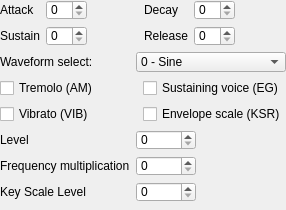
Wohlstand/OPL3BankEditor, file src/operator_editor.ui: the form before one commit.
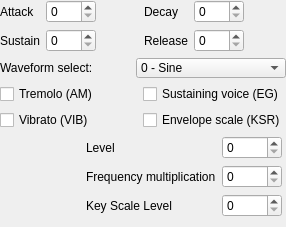
The form after the commit. Icons and pictures are not drawn.

Commit message: Tune out the UI look on macOS

What changed in the file:
```diff
--- a/src/operator_editor.ui
+++ b/src/operator_editor.ui
@@ -7,13 +7,16 @@
     <x>0</x>
     <y>0</y>
     <width>286</width>
-    <height>210</height>
+    <height>227</height>
    </rect>
   </property>
   <property name="windowTitle">
    <string notr="true">Operator</string>
   </property>
   <layout class="QVBoxLayout" name="verticalLayout">
+   <property name="sizeConstraint">
+    <enum>QLayout::SetMinimumSize</enum>
+   </property>
    <property name="leftMargin">
     <number>0</number>
    </property>
@@ -28,6 +31,9 @@
    </property>
    <item>
     <layout class="QGridLayout" name="gridLayout_2">
+     <property name="sizeConstraint">
+      <enum>QLayout::SetMinimumSize</enum>
+     </property>
      <item row="0" column="0">
       <widget class="QLabel" name="label_7">
        <property name="toolTip">
@@ -40,10 +46,16 @@
      </item>
      <item row="0" column="1">
       <widget class="QSpinBox" name="op_attack">
-       <property name="maximumSize">
+       <property name="sizePolicy">
+        <sizepolicy hsizetype="Preferred" vsizetype="Fixed">
+         <horstretch>0</horstretch>
+         <verstretch>0</verstretch>
+        </sizepolicy>
+       </property>
+       <property name="minimumSize">
         <size>
-         <width>60</width>
-         <height>20</height>
+         <width>50</width>
+         <height>0</height>
         </size>
        </property>
        <property name="toolTip">
@@ -66,10 +78,16 @@
      </item>
      <item row="0" column="4">
       <widget class="QSpinBox" name="op_decay">
-       <property name="maximumSize">
+       <property name="sizePolicy">
+        <sizepolicy hsizetype="Preferred" vsizetype="Fixed">
+         <horstretch>0</horstretch>
+         <verstretch>0</verstretch>
+        </sizepolicy>
+       </property>
+       <property name="minimumSize">
         <size>
-         <width>60</width>
-         <height>20</height>
+         <width>50</width>
+         <height>0</height>
         </size>
        </property>
        <property name="toolTip">
@@ -92,10 +110,16 @@
      </item>
      <item row="1" column="1">
       <widget class="QSpinBox" name="op_sustain">
-       <property name="maximumSize">
+       <property name="sizePolicy">
+        <sizepolicy hsizetype="Preferred" vsizetype="Fixed">
+         <horstretch>0</horstretch>
+         <verstretch>0</verstretch>
+        </sizepolicy>
+       </property>
+       <property name="minimumSize">
         <size>
-         <width>60</width>
-         <height>20</height>
+         <width>50</width>
+         <height>0</height>
         </size>
        </property>
        <property name="toolTip">
@@ -118,10 +142,16 @@
      </item>
      <item row="1" column="4">
       <widget class="QSpinBox" name="op_release">
-       <property name="maximumSize">
+       <property name="sizePolicy">
+        <sizepolicy hsizetype="Preferred" vsizetype="Fixed">
+         <horstretch>0</horstretch>
+         <verstretch>0</verstretch>
+        </sizepolicy>
+       </property>
+       <property name="minimumSize">
         <size>
-         <width>60</width>
-         <height>20</height>
+         <width>50</width>
+         <height>0</height>
         </size>
        </property>
        <property name="toolTip">
@@ -162,6 +192,9 @@
    </item>
    <item>
     <layout class="QHBoxLayout" name="horizontalLayout_5">
+     <property name="sizeConstraint">
+      <enum>QLayout::SetMinimumSize</enum>
+     </property>
      <item>
       <widget class="QLabel" name="label_11">
        <property name="toolTip">
@@ -267,6 +300,9 @@
    </item>
    <item>
     <layout class="QGridLayout" name="gridLayout_8">
+     <property name="sizeConstraint">
+      <enum>QLayout::SetMinimumSize</enum>
+     </property>
      <item row="0" column="0">
       <widget class="QCheckBox" name="op_am">
        <property name="maximumSize">
@@ -335,6 +371,18 @@
    </item>
    <item>
     <layout class="QFormLayout" name="formLayout_2">
+     <property name="sizeConstraint">
+      <enum>QLayout::SetMinimumSize</enum>
+     </property>
+     <property name="formAlignment">
+      <set>Qt::AlignRight|Qt::AlignTop|Qt::AlignTrailing</set>
+     </property>
+     <property name="leftMargin">
+      <number>0</number>
+     </property>
+     <property name="rightMargin">
+      <number>10</number>
+     </property>
      <item row="0" column="0">
       <widget class="QLabel" name="label_29">
        <property name="toolTip">
@@ -347,10 +395,22 @@
      </item>
      <item row="0" column="1">
       <widget class="QSpinBox" name="op_level">
+       <property name="sizePolicy">
+        <sizepolicy hsizetype="Preferred" vsizetype="Fixed">
+         <horstretch>0</horstretch>
+         <verstretch>0</verstretch>
+        </sizepolicy>
+       </property>
+       <property name="minimumSize">
+        <size>
+         <width>50</width>
+         <height>0</height>
+        </size>
+       </property>
        <property name="maximumSize">
         <size>
          <width>60</width>
-         <height>20</height>
+         <height>16777215</height>
         </size>
        </property>
        <property name="toolTip">
@@ -373,10 +433,22 @@
      </item>
      <item row="1" column="1">
       <widget class="QSpinBox" name="op_freqmult">
+       <property name="sizePolicy">
+        <sizepolicy hsizetype="Preferred" vsizetype="Fixed">
+         <horstretch>0</horstretch>
+         <verstretch>0</verstretch>
+        </sizepolicy>
+       </property>
+       <property name="minimumSize">
+        <size>
+         <width>50</width>
+         <height>0</height>
+        </size>
+       </property>
        <property name="maximumSize">
         <size>
          <width>60</width>
-         <height>20</height>
+         <height>16777215</height>
         </size>
        </property>
        <property name="toolTip">
@@ -399,10 +471,22 @@
      </item>
      <item row="2" column="1">
       <widget class="QSpinBox" name="op_ksl">
+       <property name="sizePolicy">
+        <sizepolicy hsizetype="Preferred" vsizetype="Fixed">
+         <horstretch>0</horstretch>
+         <verstretch>0</verstretch>
+        </sizepolicy>
+       </property>
+       <property name="minimumSize">
+        <size>
+         <width>50</width>
+         <height>0</height>
+        </size>
+       </property>
        <property name="maximumSize">
         <size>
          <width>60</width>
-         <height>20</height>
+         <height>16777215</height>
         </size>
        </property>
        <property name="toolTip">
```
Left out of the diff: 21 changed lines with no effect on the pictures. The commit also changes 2 other files.
